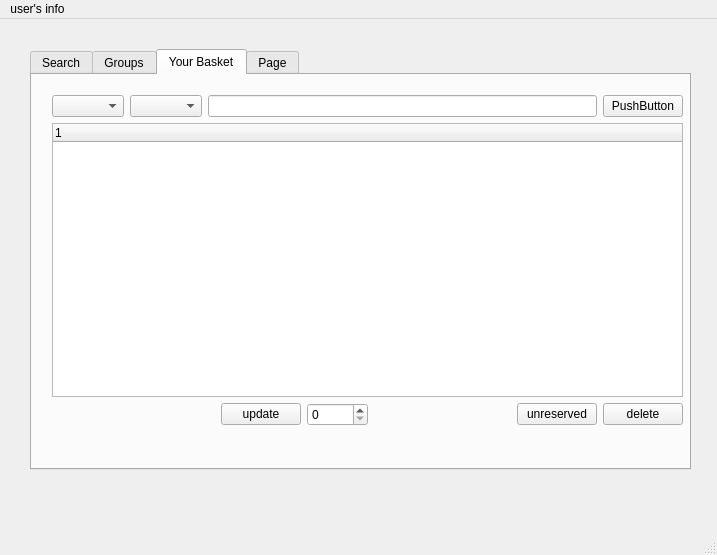
Mitraaaaa/Store, file Store/main_page.ui: the form before one commit.
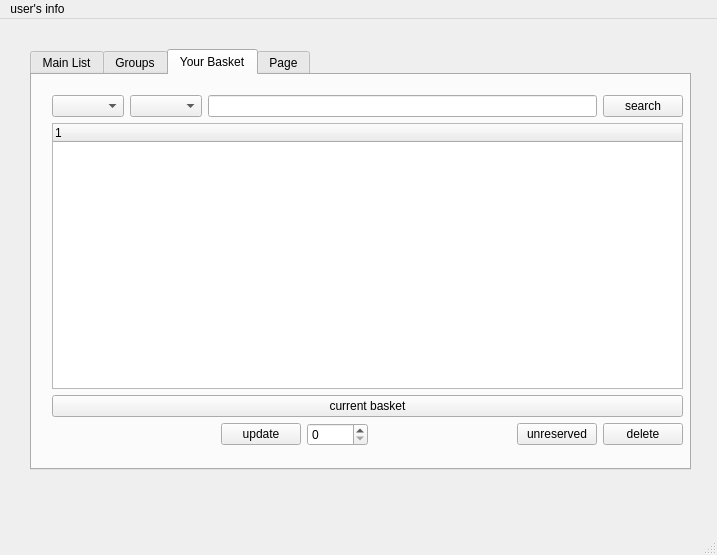
The form after the commit. Icons and pictures are not drawn.

Commit message: Enable search for my basket

The edit to the form file:
```diff
--- a/Store/main_page.ui
+++ b/Store/main_page.ui
@@ -55,7 +55,7 @@
     </property>
     <widget class="QWidget" name="tab_3">
      <attribute name="title">
-      <string>Search</string>
+      <string>Main List</string>
      </attribute>
      <widget class="QWidget" name="layoutWidget">
       <property name="geometry">
@@ -307,7 +307,7 @@
         <x>20</x>
         <y>20</y>
         <width>631</width>
-        <height>331</height>
+        <height>351</height>
        </rect>
       </property>
       <layout class="QVBoxLayout" name="verticalLayout_3">
@@ -325,7 +325,7 @@
          <item>
           <widget class="QPushButton" name="pushButton_3">
            <property name="text">
-            <string>PushButton</string>
+            <string>search</string>
            </property>
           </widget>
          </item>
@@ -340,6 +340,13 @@
          </column>
         </widget>
        </item>
+       <item>
+        <widget class="QPushButton" name="current_basket">
+         <property name="text">
+          <string>current basket</string>
+         </property>
+        </widget>
+       </item>
        <item>
         <layout class="QHBoxLayout" name="horizontalLayout_6">
          <item>
```
Left out of the diff: 21 changed lines with no effect on the pictures. The commit also changes 8 other files.
